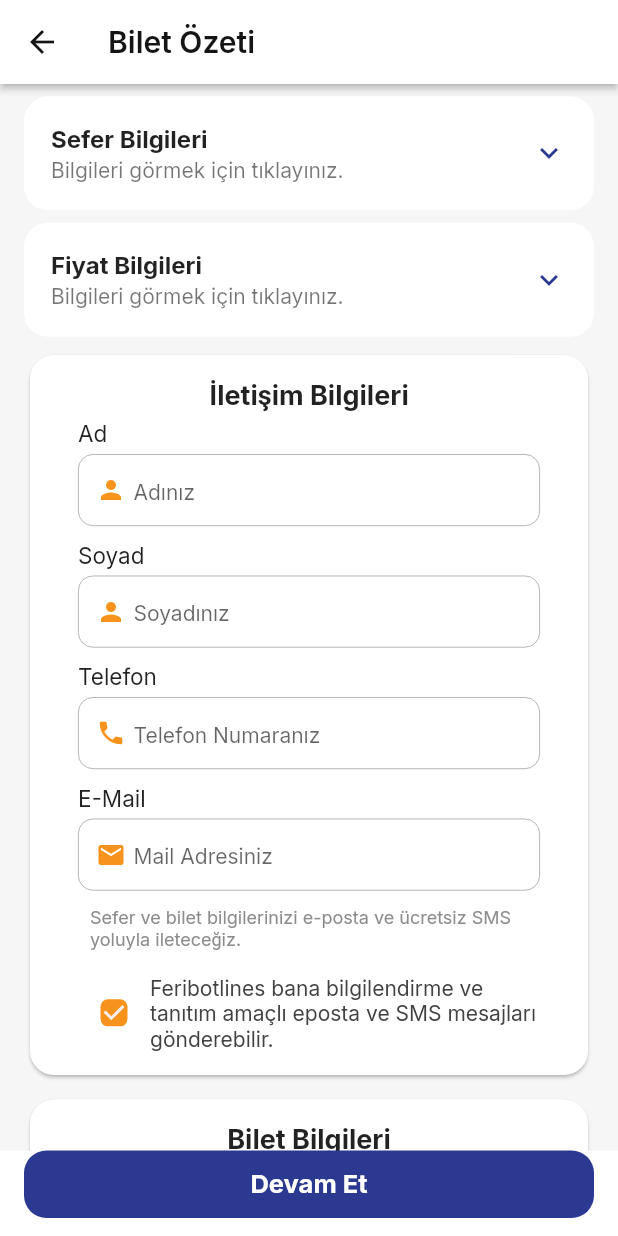
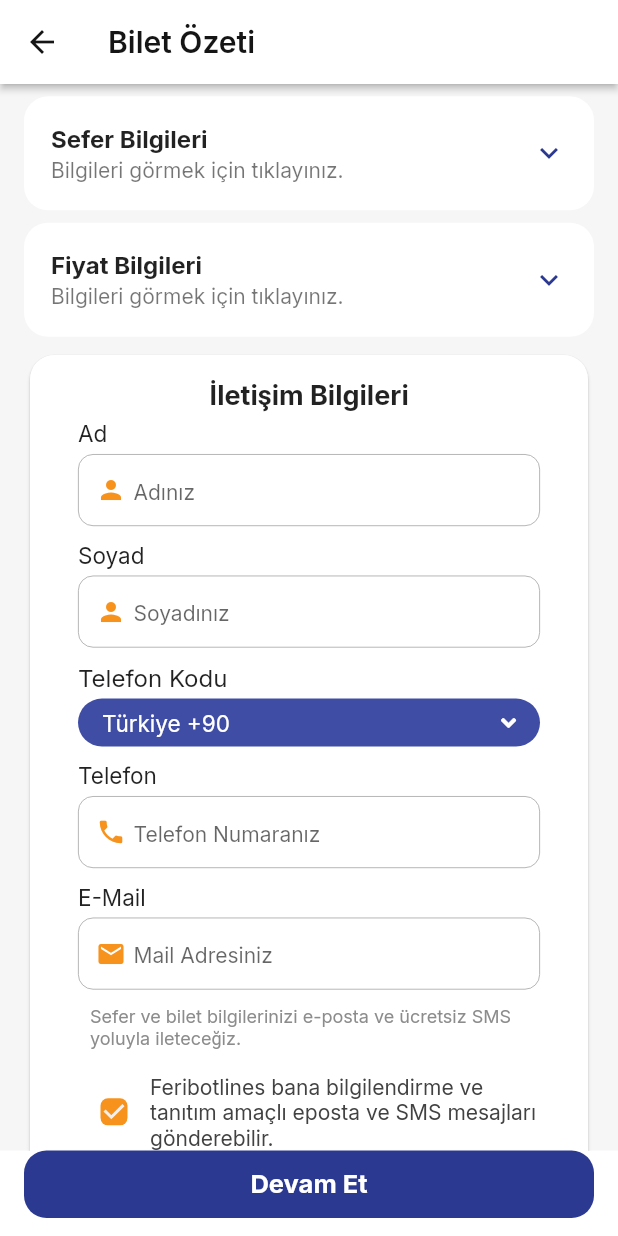
Before and after one commit to harunethm/feribot_lines, a Flutter app: the FerryInformation screen opened by its route, on a phone screen of 412 x 824 dp. Run offline on Flutter 3.47's test engine with Material 2 defaults, Android fonts, the phone set to English and light mode, and no system bars; drawn by our look-alikes of expansion_tile_card; our stand-ins replace font_awesome_flutter, get, google_fonts; missing offline and left inert: flutter_image, responsive_grid_list.

Commit message:
ferryInfo continue

```diff
--- a/lib/main.dart
+++ b/lib/main.dart
@@ -28,7 +28,6 @@ class MyApp extends StatelessWidget {
       ],
       supportedLocales: [
         const Locale('tr'),
-        const Locale('en'),
       ],
       title: "FeribotLines",
       theme: Constants.lightTheme.copyWith(
--- /dev/null
+++ b/lib/utils/validations.dart
@@ -0,0 +1,39 @@
+import 'package:feribot_lines/models/key_value_model.dart';
+
+class Validation {
+  static String? nameValidation({
+    required String text,
+  }) {
+    return text.isEmpty ? "Alan boş bırakılamaz." : null;
+  }
+
+  static String? surNameValidation({
+    required String text,
+  }) {
+    return text.isEmpty ? "Alan boş bırakılamaz." : null;
+  }
+
+  static String? passportNumberValidation({
+    required String text,
+  }) {
+    return text.isEmpty ? "Alan boş bırakılamaz." : null;
+  }
+
+  static String? identificationNumberValidation({
+    required String text,
+  }) {
+    return text.isEmpty ? "Alan boş bırakılamaz." : null;
+  }
+
+  static String? phoneNumberValidation({
+    required String text,
+  }) {
+    return text.isEmpty ? "Alan boş bırakılamaz." : null;
+  }
+
+  static String? eMailValidation({
+    required String text,
+  }) {
+    return text.isEmpty ? "Alan boş bırakılamaz." : null;
+  }
+}
--- a/lib/viewModels/ferry/ferry_information_vm.dart
+++ b/lib/viewModels/ferry/ferry_information_vm.dart
@@ -6,12 +6,11 @@ import 'package:feribot_lines/models/key_value_model.dart';
 import 'package:intl/intl.dart';
 
 class FerryInformationVM extends GetxController {
-  RxBool confirmSMS = true.obs;
-
   PageController pageController =
       PageController(initialPage: 0, keepPage: true);
 
   RxList<PassengerModel> passengers = RxList();
+  ContactInfoModel contactInfo = ContactInfoModel.createEmpty();
 
   List<KeyValue> days = [];
   List<KeyValue> months = [];
@@ -27,6 +26,12 @@ class FerryInformationVM extends GetxController {
 
   late List<KeyValue> years = [];
 
+  List<KeyValue> phoneCodes = [
+    KeyValue(90, "Türkiye +90"),
+    KeyValue(1, "US +1"),
+    KeyValue(1684, "American Samoa +1684"),
+    KeyValue(355, "Albenia +355"),
+  ];
   List<KeyValue> nations = [
     KeyValue(90, "Türkiye"),
     KeyValue(30, "Yunanistan"),
@@ -35,37 +40,6 @@ class FerryInformationVM extends GetxController {
   ];
 
   init() {
-    List<PassengerModel> _temp = [];
-    int _pageNumber = 0;
-    List.generate(
-      SearchModel.adultCount.value,
-      (index) => _temp.add(
-        PassengerModel(
-          title: "Yetişkin ${index + 1}".obs,
-          pageNumber: (_pageNumber++).obs,
-        ),
-      ),
-    );
-    List.generate(
-      SearchModel.childCount.value,
-      (index) => _temp.add(
-        PassengerModel(
-          title: "Çocuk ${index + 1}".obs,
-          pageNumber: (_pageNumber++).obs,
-        ),
-      ),
-    );
-    List.generate(
-      SearchModel.babyCount.value,
-      (index) => _temp.add(
-        PassengerModel(
-          title: "Bebek ${index + 1}".obs,
-          pageNumber: (_pageNumber++).obs,
-        ),
-      ),
-    );
-    passengers = _temp.obs;
-
     days = List.generate(
       31,
       (index) {
@@ -94,6 +68,7 @@ class FerryInformationVM extends GetxController {
 class ContactInfoModel {
   RxString name = "".obs;
   RxString surName = "".obs;
+  RxInt phoneCode = 90.obs;
   RxString phoneNumber = "".obs;
   RxString eMail = "".obs;
   RxBool confirmSMS = true.obs;
@@ -101,6 +76,7 @@ class ContactInfoModel {
   ContactInfoModel({
     required this.name,
     required this.surName,
+    required this.phoneCode,
     required this.phoneNumber,
     required this.eMail,
     required this.confirmSMS,
--- a/lib/views/ferry/ferry_information.dart
+++ b/lib/views/ferry/ferry_information.dart
@@ -1,26 +1,25 @@
-import 'package:expansion_tile_card/expansion_tile_card.dart';
+import 'package:feribot_lines/utils/colors_const.dart';
+import 'package:feribot_lines/utils/const.dart';
+import 'package:feribot_lines/utils/strings.dart';
+import 'package:feribot_lines/utils/validations.dart';
 import 'package:feribot_lines/viewModels/ferry/ferry_information_vm.dart';
+import 'package:feribot_lines/views/payment/payment.dart';
 import 'package:feribot_lines/widgets/custom_dropdown.dart';
 import 'package:feribot_lines/widgets/custom_ferry_information_card.dart';
+import 'package:feribot_lines/widgets/custom_price_info_card.dart';
+import 'package:feribot_lines/widgets/custom_text_form_field.dart';
 import 'package:flutter/material.dart';
 import 'package:responsive_grid_list/responsive_grid_list.dart';
 import 'package:font_awesome_flutter/font_awesome_flutter.dart';
 import 'package:get/get.dart';
 
-import '../../models/key_value_model.dart';
-import '../../utils/colors_const.dart';
-import '../../utils/const.dart';
-import '../../utils/strings.dart';
-import '../../widgets/custom_price_info_card.dart';
-import '../../widgets/custom_text_form_field.dart';
-import '../payment/payment.dart';
 
 class FerryInformation extends StatelessWidget {
   FerryInformation({Key? key}) : super(key: key);
 
-  final FerryInformationVM _vm = Get.put(FerryInformationVM());
+  final FerryInformationVM _vm = Get.find();
 
-  RxInt currentPage = 0.obs;
+  final RxInt _currentPage = 0.obs;
 
   @override
   Widget build(BuildContext context) {
@@ -73,6 +72,176 @@ class FerryInformation extends StatelessWidget {
     );
   }
 
+  Widget contactInfo() {
+    return Card(
+      color: Get.theme.backgroundColor,
+      shape: RoundedRectangleBorder(
+        borderRadius: BorderRadius.circular(16),
+      ),
+      child: Padding(
+        padding: const EdgeInsets.symmetric(horizontal: 16.0, vertical: 16.0),
+        child: Column(
+          mainAxisAlignment: MainAxisAlignment.start,
+          mainAxisSize: MainAxisSize.min,
+          children: [
+            const Text(
+              "İletişim Bilgileri",
+              style: TextStyle(
+                fontWeight: FontWeight.w700,
+                fontSize: 18,
+              ),
+            ),
+            const SizedBox(
+              height: 5,
+            ),
+            contactInfoView(),
+          ],
+        ),
+      ),
+    );
+  }
+
+  Widget contactInfoView() {
+    return Padding(
+      padding: const EdgeInsets.symmetric(horizontal: 16.0),
+      child: Column(
+        crossAxisAlignment: CrossAxisAlignment.start,
+        children: [
+          CustomTextFormField(
+            "Ad",
+            "Adınız",
+            Icons.person,
+            TextInputType.name,
+            value: _vm.contactInfo.name.value.toString(),
+            onChange: (newVal) {
+              _vm.contactInfo.name.value = newVal;
+              return;
+            },
+            validation: (val) {
+              return Validation.nameValidation(text: val!);
+            },
+          ),
+          CustomTextFormField(
+            "Soyad",
+            "Soyadınız",
+            Icons.person,
+            TextInputType.name,
+            value: _vm.contactInfo.surName.toString(),
+            onChange: (newVal) {
+              _vm.contactInfo.surName.value = newVal;
+              return;
+            },
+            validation: (val) {
+             return Validation.surNameValidation(text: val!);
+            },
+          ),
+          Column(
+            crossAxisAlignment: CrossAxisAlignment.start,
+            children: [
+              const Text(
+                "Telefon Kodu",
+                style: TextStyle(
+                  fontSize: 16,
+                ),
+              ),
+              const SizedBox(
+                height: 5,
+              ),
+              Row(
+                children: [
+                  Expanded(
+                    child: Obx(
+                      () => CustomDropDown(
+                        items: _vm.phoneCodes,
+                        value: _vm.contactInfo.phoneCode.value,
+                        onChange: (val) {
+                          _vm.contactInfo.phoneCode.value = val!;
+                        },
+                        bgColor: ColorsConstants.lightPrimary2,
+                      ),
+                    ),
+                  ),
+                ],
+              ),
+              const SizedBox(
+                height: 10,
+              ),
+            ],
+          ),
+          CustomTextFormField(
+            "Telefon",
+            "Telefon Numaranız",
+            Icons.phone,
+            TextInputType.phone,
+            value: _vm.contactInfo.phoneNumber.toString(),
+            onChange: (newVal) {
+              _vm.contactInfo.phoneNumber.value = newVal;
+              return;
+            },
+            validation: (val) {
+              return Validation.phoneNumberValidation(text: val!);
+            },
+          ),
+          CustomTextFormField(
+            "E-Mail",
+            "Mail Adresiniz",
+            Icons.mail,
+            TextInputType.emailAddress,
+            value: _vm.contactInfo.eMail.toString(),
+            onChange: (newVal) {
+              _vm.contactInfo.eMail.value = newVal;
+              return;
+            },
+            validation: (val) {
+              return Validation.eMailValidation(text: val!);
+            },
+          ),
+          const Padding(
+            padding: EdgeInsets.symmetric(horizontal: 8.0),
+            child: Text(
+              "Sefer ve bilet bilgilerinizi e-posta ve ücretsiz SMS yoluyla ileteceğiz.",
+              style: TextStyle(
+                color: ColorsConstants.lightGrey,
+                fontSize: 12,
+              ),
+            ),
+          ),
+          const SizedBox(
+            height: 16,
+          ),
+          Row(
+            children: [
+              Obx(
+                () => Checkbox(
+                  checkColor: ColorsConstants.lightWhite,
+                  activeColor: ColorsConstants.lightAccent,
+                  shape: const RoundedRectangleBorder(
+                    borderRadius: BorderRadius.all(
+                      Radius.circular(5),
+                    ),
+                  ),
+                  value: _vm.contactInfo.confirmSMS.value,
+                  onChanged: (bool? value) {
+                    _vm.contactInfo.confirmSMS.value = value!;
+                  },
+                ),
+              ),
+              Expanded(
+                child: Text(
+                  Strings.confirmSMS,
+                  style: TextStyle(
+                    fontSize: 14.0,
+                    color: Colors.grey.shade800,
+                  ),
+                ),
+              ),
+            ],
+          ),
+        ],
+      ),
+    );
+  }
+
   Widget passengerInfoCard() {
     return Card(
       color: Get.theme.backgroundColor,
@@ -97,11 +266,13 @@ class FerryInformation extends StatelessWidget {
             ),
             Obx(
               () => ResponsiveGridList(
+                shrinkWrap: true,
                 horizontalGridMargin: 10,
                 verticalGridMargin: 10,
+                verticalGridSpacing: 10,
+                horizontalGridSpacing: 10,
                 minItemWidth: Get.size.width * .2,
                 rowMainAxisAlignment: MainAxisAlignment.spaceEvenly,
-                shrinkWrap: true,
                 children: _vm.passengers
                     .map(
                       (e) => ElevatedButton(
@@ -131,89 +302,13 @@ class FerryInformation extends StatelessWidget {
                     return passengerInfoView(_vm.passengers[index]);
                   },
                   onPageChanged: (curr) {
-                    currentPage.value = curr;
+                    _currentPage.value = curr;
                   },
                 ),
               ),
             ),
           ],
         ),
-      ),
-    );
-  }
-
-  Widget contactInfoView() {
-    return Padding(
-      padding: const EdgeInsets.symmetric(horizontal: 16.0),
-      child: Column(
-        crossAxisAlignment: CrossAxisAlignment.start,
-        children: [
-          const CustomTextFormField(
-            "Ad",
-            "Adınız",
-            Icons.person,
-            TextInputType.name,
-          ),
-          const CustomTextFormField(
-            "Soyad",
-            "Soyadınız",
-            Icons.person,
-            TextInputType.name,
-          ),
-          const CustomTextFormField(
-            "Telefon",
-            "Telefon Numaranız",
-            Icons.phone,
-            TextInputType.phone,
-          ),
-          const CustomTextFormField(
-            "E-Mail",
-            "Mail Adresiniz",
-            Icons.mail,
-            TextInputType.emailAddress,
-          ),
-          const Padding(
-            padding: EdgeInsets.symmetric(horizontal: 8.0),
-            child: Text(
-              "Sefer ve bilet bilgilerinizi e-posta ve ücretsiz SMS yoluyla ileteceğiz.",
-              style: TextStyle(
-                color: ColorsConstants.lightGrey,
-                fontSize: 12,
-              ),
-            ),
-          ),
-          const SizedBox(
-            height: 16,
-          ),
-          Row(
-            children: [
-              Obx(
-                () => Checkbox(
-                  checkColor: ColorsConstants.lightWhite,
-                  activeColor: ColorsConstants.lightAccent,
-                  shape: const RoundedRectangleBorder(
-                    borderRadius: BorderRadius.all(
-                      Radius.circular(5),
-                    ),
-                  ),
-                  value: _vm.confirmSMS.value,
-                  onChanged: (bool? value) {
-                    _vm.confirmSMS.value = value!;
-                  },
-                ),
-              ),
-              Expanded(
-                child: Text(
-                  Strings.confirmSMS,
-                  style: TextStyle(
-                    fontSize: 14.0,
-                    color: Colors.grey.shade800,
-                  ),
-                ),
-              ),
-            ],
-          ),
-        ],
       ),
     );
   }
@@ -234,17 +329,33 @@ class FerryInformation extends StatelessWidget {
               ),
             ),
           ),
-          const CustomTextFormField(
+          CustomTextFormField(
             "Ad",
             "Adınız",
             FontAwesomeIcons.userAlt,
             TextInputType.name,
+            value: passenger.name.value.toString(),
+            onChange: (newVal) {
+              passenger.name.value = newVal;
+              return;
+            },
+            validation: (val) {
+              return Validation.nameValidation(text: val!);
+            },
           ),
-          const CustomTextFormField(
+          CustomTextFormField(
             "Soyad",
             "Soyadınız",
             FontAwesomeIcons.userAlt,
             TextInputType.name,
+            value: passenger.surName.value.toString(),
+            onChange: (newVal) {
+              passenger.surName.value = newVal;
+              return;
+            },
+            validation: (val) {
+              return Validation.surNameValidation(text: val!);
+            },
           ),
           Column(
             crossAxisAlignment: CrossAxisAlignment.start,
@@ -332,6 +443,9 @@ class FerryInformation extends StatelessWidget {
                         value: passenger.nationalityCode.value,
                         onChange: (val) {
                           passenger.nationalityCode.value = val!;
+                          if (val != 90) {
+                            passenger.identificationNumber.value = "";
+                          }
                         },
                         bgColor: ColorsConstants.lightPrimary2,
                       ),
@@ -344,17 +458,38 @@ class FerryInformation extends StatelessWidget {
               ),
             ],
           ),
-          const CustomTextFormField(
+          CustomTextFormField(
             "Pasaport Numarası",
             "Pasaport Numaranız",
             FontAwesomeIcons.passport,
             TextInputType.phone,
+            value: passenger.passportNumber.value.toString(),
+            onChange: (newVal) {
+              passenger.passportNumber.value = newVal;
+              return;
+            },
+            validation: (val) {
+             return Validation.passportNumberValidation(text: val!);
+            },
           ),
-          const CustomTextFormField(
-            "TC Kimlik No",
-            "Türkiye Cumhuriyeti Kimlik Numaranız",
-            FontAwesomeIcons.idCard,
-            TextInputType.phone,
+          Obx(
+            () => Visibility(
+              visible: passenger.nationalityCode.value == 90,
+              child: CustomTextFormField(
+                "TC Kimlik No",
+                "Türkiye Cumhuriyeti Kimlik Numaranız",
+                FontAwesomeIcons.idCard,
+                TextInputType.phone,
+                value: passenger.identificationNumber.value.toString(),
+                onChange: (newVal) {
+                  passenger.identificationNumber.value = newVal;
+                  return;
+                },
+                validation: (val) {
+                 return Validation.identificationNumberValidation(text: val!);
+                },
+              ),
+            ),
           ),
           const SizedBox(
             height: 10,
@@ -446,33 +581,4 @@ class FerryInformation extends StatelessWidget {
       ),
     );
   }
-
-  Widget contactInfo() {
-    return Card(
-      color: Get.theme.backgroundColor,
-      shape: RoundedRectangleBorder(
-        borderRadius: BorderRadius.circular(16),
-      ),
-      child: Padding(
-        padding: const EdgeInsets.symmetric(horizontal: 16.0, vertical: 16.0),
-        child: Column(
-          mainAxisAlignment: MainAxisAlignment.start,
-          mainAxisSize: MainAxisSize.min,
-          children: [
-            const Text(
-              "İletişim Bilgileri",
-              style: TextStyle(
-                fontWeight: FontWeight.w700,
-                fontSize: 18,
-              ),
-            ),
-            const SizedBox(
-              height: 5,
-            ),
-            contactInfoView(),
-          ],
-        ),
-      ),
-    );
-  }
 }
--- a/lib/views/profile/profile.dart
+++ b/lib/views/profile/profile.dart
@@ -64,7 +64,6 @@ class Profile extends StatelessWidget {
     String eMail,
     String phone,
   ) {
-    debugPrint(imagePath);
     return Material(
       borderRadius: const BorderRadius.all(
         Radius.circular(20.0),
--- a/lib/widgets/custom_text_form_field.dart
+++ b/lib/widgets/custom_text_form_field.dart
@@ -9,7 +9,9 @@ class CustomTextFormField extends StatelessWidget {
   final TextInputType keyboardType;
   final TextEditingController? controller;
   final FocusNode? focusNode;
+  final String? value;
   final String? Function(String?)? validation;
+  final VoidCallback? Function(String)? onChange;
 
   const CustomTextFormField(
     this.title,
@@ -17,8 +19,10 @@ class CustomTextFormField extends StatelessWidget {
     this.icon,
     this.keyboardType, {
     Key? key,
+    this.value,
     this.controller,
     this.validation,
+    this.onChange,
     this.focusNode,
   }) : super(key: key);
 
@@ -37,8 +41,9 @@ class CustomTextFormField extends StatelessWidget {
         TextFormField(
           focusNode: focusNode,
           validator: validation,
-          // onChanged: (text) {},
+          onChanged: onChange,
           keyboardType: keyboardType,
+          initialValue: value,
           textInputAction: TextInputAction.next,
           controller: controller,
           decoration: InputDecoration(
```
Also changed, not shown: lib/viewModels/ferry/ferry_consolidations_vm.dart (+33 -7 lines), lib/viewModels/ferry/ferry_vm.dart (+6 -3 lines), lib/views/ferry/ferry_screen.dart (+36 -2 lines).
